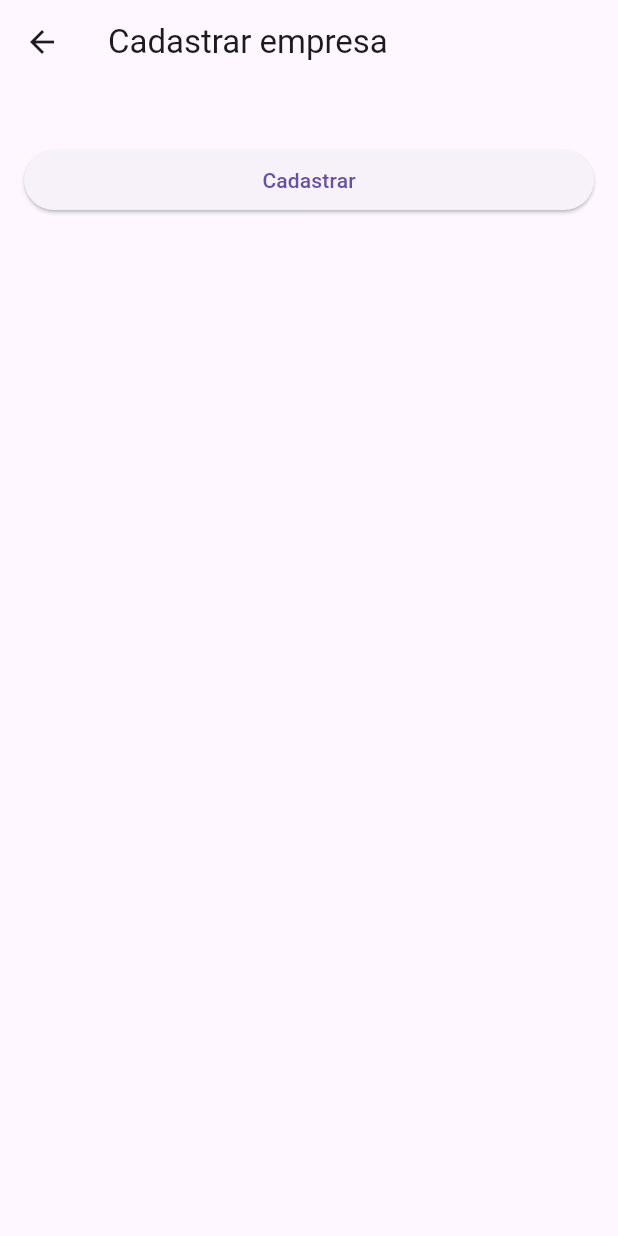
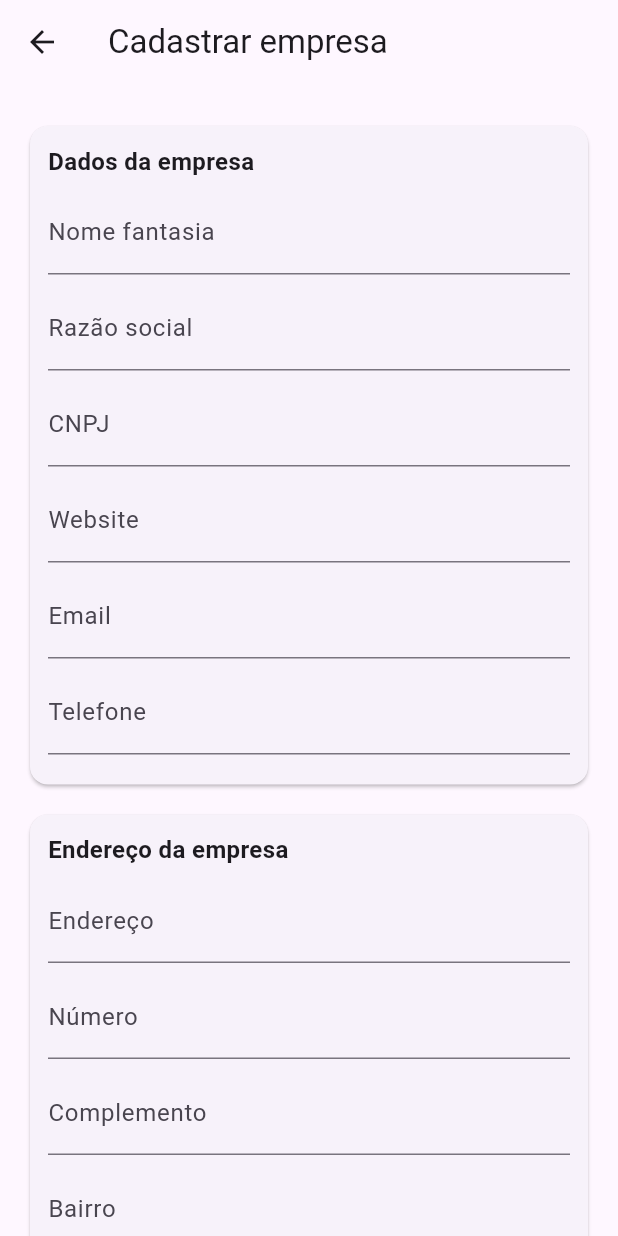
Before and after one commit to GabrielPortari/kids_space_admin, a Flutter app: the RegisterCompanyScreen screen opened by its route, on a phone screen of 412 x 824 dp. Run offline on Flutter 3.47's test engine with Material 3 defaults, Android fonts, the phone set to English and light mode, and no system bars.

Commit message:
separando as responsabilidades no cadastro de empresa

```diff
--- /dev/null
+++ b/lib/view/company_form/company_address_section.dart
@@ -0,0 +1,51 @@
+import 'package:flutter/material.dart';
+
+class CompanyAddressSection extends StatelessWidget {
+  final TextEditingController address;
+  final TextEditingController addressNumber;
+  final TextEditingController addressComplement;
+  final TextEditingController neighborhood;
+  final TextEditingController city;
+  final TextEditingController state;
+  final TextEditingController zipCode;
+
+  const CompanyAddressSection({
+    super.key,
+    required this.address,
+    required this.addressNumber,
+    required this.addressComplement,
+    required this.neighborhood,
+    required this.city,
+    required this.state,
+    required this.zipCode,
+  });
+
+  @override
+  Widget build(BuildContext context) {
+    return Card(
+      child: Padding(
+        padding: const EdgeInsets.all(12.0),
+        child: Column(
+          crossAxisAlignment: CrossAxisAlignment.stretch,
+          children: [
+            const Text('Endereço da empresa', style: TextStyle(fontSize: 16, fontWeight: FontWeight.bold)),
+            const SizedBox(height: 8),
+            TextFormField(controller: address, decoration: const InputDecoration(labelText: 'Endereço')),
+            const SizedBox(height: 8),
+            TextFormField(controller: addressNumber, decoration: const InputDecoration(labelText: 'Número')),
+            const SizedBox(height: 8),
+            TextFormField(controller: addressComplement, decoration: const InputDecoration(labelText: 'Complemento')),
+            const SizedBox(height: 8),
+            TextFormField(controller: neighborhood, decoration: const InputDecoration(labelText: 'Bairro')),
+            const SizedBox(height: 8),
+            TextFormField(controller: city, decoration: const InputDecoration(labelText: 'Cidade')),
+            const SizedBox(height: 8),
+            TextFormField(controller: state, decoration: const InputDecoration(labelText: 'Estado')),
+            const SizedBox(height: 8),
+            TextFormField(controller: zipCode, decoration: const InputDecoration(labelText: 'CEP')),
+          ],
+        ),
+      ),
+    );
+  }
+}
--- /dev/null
+++ b/lib/view/company_form/company_data_section.dart
@@ -0,0 +1,48 @@
+import 'package:flutter/material.dart';
+
+class CompanyDataSection extends StatelessWidget {
+  final TextEditingController fantasyName;
+  final TextEditingController corporateName;
+  final TextEditingController cnpj;
+  final TextEditingController website;
+  final TextEditingController email;
+  final TextEditingController phone;
+
+  const CompanyDataSection({
+    super.key,
+    required this.fantasyName,
+    required this.corporateName,
+    required this.cnpj,
+    required this.website,
+    required this.email,
+    required this.phone,
+  });
+
+  @override
+  Widget build(BuildContext context) {
+    return Card(
+      child: Padding(
+        padding: const EdgeInsets.all(12.0),
+        child: Column(
+          crossAxisAlignment: CrossAxisAlignment.stretch,
+          children: [
+            const Text('Dados da empresa', style: TextStyle(fontSize: 16, fontWeight: FontWeight.bold)),
+            const SizedBox(height: 8),
+            TextFormField(controller: fantasyName, decoration: const InputDecoration(labelText: 'Nome fantasia')),
+            const SizedBox(height: 8),
+            TextFormField(controller: corporateName, decoration: const InputDecoration(labelText: 'Razão social')),
+            const SizedBox(height: 8),
+            TextFormField(controller: cnpj, decoration: const InputDecoration(labelText: 'CNPJ')),
+            const SizedBox(height: 8),
+            TextFormField(controller: website, decoration: const InputDecoration(labelText: 'Website')),
+            const SizedBox(height: 8),
+            TextFormField(controller: email, decoration: const InputDecoration(labelText: 'Email')),
+            const SizedBox(height: 8),
+            TextFormField(controller: phone, decoration: const InputDecoration(labelText: 'Telefone')),
+            const SizedBox(height: 8),
+          ],
+        ),
+      ),
+    );
+  }
+}
--- /dev/null
+++ b/lib/view/company_form/company_form.dart
@@ -0,0 +1,173 @@
+import 'package:flutter/material.dart';
+import 'package:kids_space_admin/model/company.dart';
+import 'package:kids_space_admin/model/base_user.dart';
+import 'company_data_section.dart';
+import 'company_address_section.dart';
+import 'responsible_data_section.dart';
+import 'responsible_address_section.dart';
+
+class CompanyForm extends StatefulWidget {
+  final void Function(Company) onSaved;
+  const CompanyForm({super.key, required this.onSaved});
+
+  @override
+  State<CompanyForm> createState() => _CompanyFormState();
+}
+
+class _CompanyFormState extends State<CompanyForm> {
+  final _formKey = GlobalKey<FormState>();
+
+  // Company data
+  final _fantasyName = TextEditingController();
+  final _corporateName = TextEditingController();
+  final _cnpj = TextEditingController();
+  final _website = TextEditingController();
+  final _companyEmail = TextEditingController();
+  final _companyPhone = TextEditingController();
+
+  // Company address
+  final _address = TextEditingController();
+  final _addressNumber = TextEditingController();
+  final _addressComplement = TextEditingController();
+  final _neighborhood = TextEditingController();
+  final _city = TextEditingController();
+  final _state = TextEditingController();
+  final _zipCode = TextEditingController();
+
+  // Responsible data
+  final _respName = TextEditingController();
+  final _respEmail = TextEditingController();
+  final _respPhone = TextEditingController();
+
+  // Responsible address
+  final _respAddress = TextEditingController();
+  final _respAddressNumber = TextEditingController();
+  final _respAddressComplement = TextEditingController();
+  final _respNeighborhood = TextEditingController();
+  final _respCity = TextEditingController();
+  final _respState = TextEditingController();
+  final _respZipCode = TextEditingController();
+
+  @override
+  void dispose() {
+    _fantasyName.dispose();
+    _corporateName.dispose();
+    _cnpj.dispose();
+    _website.dispose();
+    _companyEmail.dispose();
+    _companyPhone.dispose();
+
+    _address.dispose();
+    _addressNumber.dispose();
+    _addressComplement.dispose();
+    _neighborhood.dispose();
+    _city.dispose();
+    _state.dispose();
+    _zipCode.dispose();
+
+    _respName.dispose();
+    _respEmail.dispose();
+    _respPhone.dispose();
+    _respAddress.dispose();
+    _respAddressNumber.dispose();
+    _respAddressComplement.dispose();
+    _respNeighborhood.dispose();
+    _respCity.dispose();
+    _respState.dispose();
+    _respZipCode.dispose();
+
+    super.dispose();
+  }
+
+  void _submit() {
+    if (!_formKey.currentState!.validate()) return;
+
+    final responsible = BaseUser(
+      name: _respName.text.trim().isEmpty ? null : _respName.text.trim(),
+      email: _respEmail.text.trim().isEmpty ? null : _respEmail.text.trim(),
+      phone: _respPhone.text.trim().isEmpty ? null : _respPhone.text.trim(),
+      address: _respAddress.text.trim().isEmpty ? null : _respAddress.text.trim(),
+      addressNumber: _respAddressNumber.text.trim().isEmpty ? null : _respAddressNumber.text.trim(),
+      addressComplement: _respAddressComplement.text.trim().isEmpty ? null : _respAddressComplement.text.trim(),
+      neighborhood: _respNeighborhood.text.trim().isEmpty ? null : _respNeighborhood.text.trim(),
+      city: _respCity.text.trim().isEmpty ? null : _respCity.text.trim(),
+      state: _respState.text.trim().isEmpty ? null : _respState.text.trim(),
+      zipCode: _respZipCode.text.trim().isEmpty ? null : _respZipCode.text.trim(),
+      id: null,
+      createdAt: DateTime.now(),
+      updatedAt: DateTime.now(),
+    );
+
+    final company = Company(
+      id: null,
+      createdAt: DateTime.now(),
+      updatedAt: DateTime.now(),
+      fantasyName: _fantasyName.text.trim().isEmpty ? null : _fantasyName.text.trim(),
+      corporateName: _corporateName.text.trim().isEmpty ? null : _corporateName.text.trim(),
+      cnpj: _cnpj.text.trim().isEmpty ? null : _cnpj.text.trim(),
+      website: _website.text.trim().isEmpty ? null : _website.text.trim(),
+      email: _companyEmail.text.trim().isEmpty ? null : _companyEmail.text.trim(),
+      phone: _companyPhone.text.trim().isEmpty ? null : _companyPhone.text.trim(),
+      address: _address.text.trim().isEmpty ? null : _address.text.trim(),
+      addressNumber: _addressNumber.text.trim().isEmpty ? null : _addressNumber.text.trim(),
+      addressComplement: _addressComplement.text.trim().isEmpty ? null : _addressComplement.text.trim(),
+      neighborhood: _neighborhood.text.trim().isEmpty ? null : _neighborhood.text.trim(),
+      city: _city.text.trim().isEmpty ? null : _city.text.trim(),
+      state: _state.text.trim().isEmpty ? null : _state.text.trim(),
+      zipCode: _zipCode.text.trim().isEmpty ? null : _zipCode.text.trim(),
+      responsible: responsible,
+      logoUrl: null,
+    );
+
+    widget.onSaved(company);
+  }
+
+  @override
+  Widget build(BuildContext context) {
+    return Form(
+      key: _formKey,
+      child: ListView(
+        padding: const EdgeInsets.all(16),
+        children: [
+          const SizedBox(height: 8),
+          CompanyDataSection(
+            fantasyName: _fantasyName,
+            corporateName: _corporateName,
+            cnpj: _cnpj,
+            website: _website,
+            email: _companyEmail,
+            phone: _companyPhone,
+          ),
+          const SizedBox(height: 12),
+          CompanyAddressSection(
+            address: _address,
+            addressNumber: _addressNumber,
+            addressComplement: _addressComplement,
+            neighborhood: _neighborhood,
+            city: _city,
+            state: _state,
+            zipCode: _zipCode,
+          ),
+          const SizedBox(height: 12),
+          ResponsibleDataSection(
+            name: _respName,
+            email: _respEmail,
+            phone: _respPhone,
+          ),
+          const SizedBox(height: 12),
+          ResponsibleAddressSection(
+            address: _respAddress,
+            addressNumber: _respAddressNumber,
+            addressComplement: _respAddressComplement,
+            neighborhood: _respNeighborhood,
+            city: _respCity,
+            state: _respState,
+            zipCode: _respZipCode,
+          ),
+          const SizedBox(height: 24),
+          ElevatedButton(onPressed: _submit, child: const Text('Salvar')),
+        ],
+      ),
+    );
+  }
+}
--- /dev/null
+++ b/lib/view/company_form/responsible_data_section.dart
@@ -0,0 +1,35 @@
+import 'package:flutter/material.dart';
+
+class ResponsibleDataSection extends StatelessWidget {
+  final TextEditingController name;
+  final TextEditingController email;
+  final TextEditingController phone;
+
+  const ResponsibleDataSection({
+    super.key,
+    required this.name,
+    required this.email,
+    required this.phone,
+  });
+
+  @override
+  Widget build(BuildContext context) {
+    return Card(
+      child: Padding(
+        padding: const EdgeInsets.all(12.0),
+        child: Column(
+          crossAxisAlignment: CrossAxisAlignment.stretch,
+          children: [
+            const Text('Dados do responsável', style: TextStyle(fontSize: 16, fontWeight: FontWeight.bold)),
+            const SizedBox(height: 8),
+            TextFormField(controller: name, decoration: const InputDecoration(labelText: 'Nome')),
+            const SizedBox(height: 8),
+            TextFormField(controller: email, decoration: const InputDecoration(labelText: 'Email')),
+            const SizedBox(height: 8),
+            TextFormField(controller: phone, decoration: const InputDecoration(labelText: 'Telefone')),
+          ],
+        ),
+      ),
+    );
+  }
+}
--- a/lib/view/login_screen.dart
+++ b/lib/view/login_screen.dart
@@ -85,7 +85,7 @@ class _LoginScreenState extends State<LoginScreen> {
                               labelText: 'E-mail',
                               prefixIcon: Icon(Icons.email_outlined),
                             ),
-                            validator: _validateEmail,
+                            //validator: _validateEmail,
                           ),
                           const SizedBox(height: 12),
                           TextFormField(
@@ -101,7 +101,7 @@ class _LoginScreenState extends State<LoginScreen> {
                                 onPressed: () => setState(() => _obscure = !_obscure),
                               ),
                             ),
-                            validator: _validatePassword,
+                            //validator: _validatePassword,
                           ),
                         ],
                       ),
--- a/lib/view/register_company_screen.dart
+++ b/lib/view/register_company_screen.dart
@@ -1,44 +1,19 @@
 import 'package:flutter/material.dart';
+import 'package:kids_space_admin/view/company_form/company_form.dart';
+import 'package:kids_space_admin/model/company.dart';
 
-class RegisterCompanyScreen extends StatefulWidget {
+class RegisterCompanyScreen extends StatelessWidget {
   const RegisterCompanyScreen({super.key});
-
-  @override
-  State<RegisterCompanyScreen> createState() => _RegisterCompanyScreenState();
-}
-
-class _RegisterCompanyScreenState extends State<RegisterCompanyScreen> {
-  final _formKey = GlobalKey<FormState>();
-
-  @override
-  void dispose() {
-    super.dispose();
-  }
-
-  void _submit() {
-    if (!_formKey.currentState!.validate()) return;
-
-    Navigator.of(context).pop();
-  }
 
   @override
   Widget build(BuildContext context) {
     return Scaffold(
       appBar: AppBar(title: const Text('Cadastrar empresa')),
-      body: Padding(
-        padding: const EdgeInsets.all(16.0),
-        child: Form(
-          key: _formKey,
-          child: ListView(
-            children: [
-              const SizedBox(height: 24),
-              ElevatedButton(
-                onPressed: _submit,
-                child: const Text('Cadastrar'),
-              )
-            ],
-          ),
-        ),
+      body: CompanyForm(
+        onSaved: (Company c) {
+          // Return the created company to the caller. Persistence can be added where needed.
+          Navigator.of(context).pop(c);
+        },
       ),
     );
   }
```
Also changed, not shown: lib/view/company_form/responsible_address_section.dart (added, +51 -0 lines).
